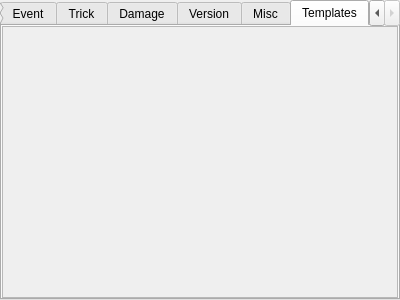
The window that randovania/gui/ui_files/resource_database_editor.ui (randovania/randovania) describes before a commit, drawn with Qt 5.
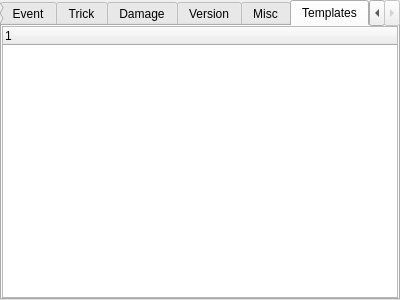
The same window after the commit. The open tabs and pages were chosen to show the change.

Commit message: Use a TreeWidget for templates

Patch:
```diff
--- a/randovania/gui/ui_files/resource_database_editor.ui
+++ b/randovania/gui/ui_files/resource_database_editor.ui
@@ -47,24 +47,15 @@
      <string>Misc</string>
     </attribute>
    </widget>
-   <widget class="QScrollArea" name="tab_template">
-    <property name="widgetResizable">
-     <bool>true</bool>
-    </property>
+   <widget class="QTreeWidget" name="tab_template">
     <attribute name="title">
      <string>Templates</string>
     </attribute>
-    <widget class="QWidget" name="tab_template_contents">
-     <property name="geometry">
-      <rect>
-       <x>0</x>
-       <y>0</y>
-       <width>394</width>
-       <height>249</height>
-      </rect>
+    <column>
+     <property name="text">
+      <string notr="true">1</string>
      </property>
-     <layout class="QVBoxLayout" name="tab_template_layout"/>
-    </widget>
+    </column>
    </widget>
   </widget>
  </widget>
```
The commit also changes 2 other files.
